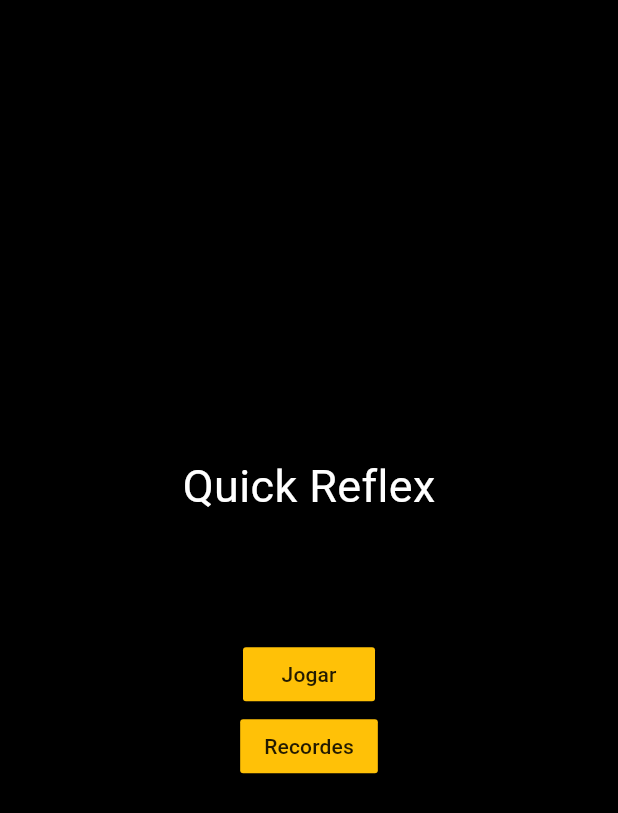
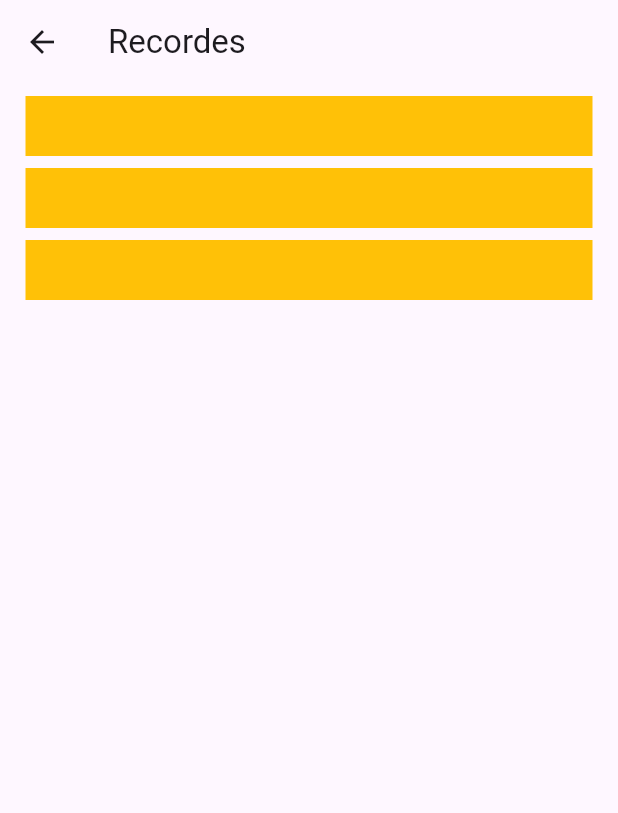
Before and after one commit to felixbarbosa/quick_reflex, a Flutter app: the screen it shows after launch, after a tap on "Recordes", on a phone screen of 412 x 824 dp. Shown: the top 813 px of the screen. Run offline on Flutter 3.47's test engine with Material 3 defaults, Android fonts, the phone set to English and light mode, and no system bars; our stand-ins replace flutter_mobx, mobx, stop_watch_timer; generated files the repository leaves out were written again.

Commit message:
screen record and custom card created with basic layout

```diff
--- /dev/null
+++ b/lib/card_records.dart
@@ -0,0 +1,14 @@
+import 'package:flutter/material.dart';
+
+class CardRecords extends StatelessWidget {
+  const CardRecords({super.key});
+
+  @override
+  Widget build(BuildContext context) {
+    return Container(
+      height: 40,
+      width: 100,
+      color: Colors.amber,
+    );
+  }
+}
--- a/lib/menu.dart
+++ b/lib/menu.dart
@@ -2,6 +2,7 @@ import 'package:flutter/material.dart';
 import 'package:flutter_mobx/flutter_mobx.dart';
 import 'package:quick_reflex/controller/quick_reflex_controller.dart';
 import 'package:quick_reflex/pre_play.dart';
+import 'package:quick_reflex/show_records.dart';
 
 class Menu extends StatefulWidget {
   const Menu({super.key});
@@ -38,7 +39,13 @@ class _MenuState extends State<Menu> {
                   child: const Text("Jogar"),
                 ),
                 MaterialButton(
-                  onPressed: () {},
+                  onPressed: () {
+                    Navigator.of(context).push(MaterialPageRoute(
+                      builder: (context) {
+                        return const ShowRecords();
+                      },
+                    ));
+                  },
                   color: Colors.amber,
                   child: const Text("Recordes"),
                 )
--- /dev/null
+++ b/lib/show_records.dart
@@ -0,0 +1,33 @@
+import 'package:flutter/material.dart';
+import 'package:quick_reflex/card_records.dart';
+
+class ShowRecords extends StatefulWidget {
+  const ShowRecords({super.key});
+
+  @override
+  State<ShowRecords> createState() => _ShowRecordsState();
+}
+
+class _ShowRecordsState extends State<ShowRecords> {
+  @override
+  Widget build(BuildContext context) {
+    return Scaffold(
+        appBar: AppBar(
+          title: const Text("Recordes"),
+        ),
+        body: Padding(
+          padding: const EdgeInsets.symmetric(vertical: 8, horizontal: 17),
+          child: ListView.separated(
+            separatorBuilder: (context, index) {
+              return const SizedBox(
+                height: 8,
+              );
+            },
+            itemCount: 3,
+            itemBuilder: (context, index) {
+              return const CardRecords();
+            },
+          ),
+        ));
+  }
+}
```
